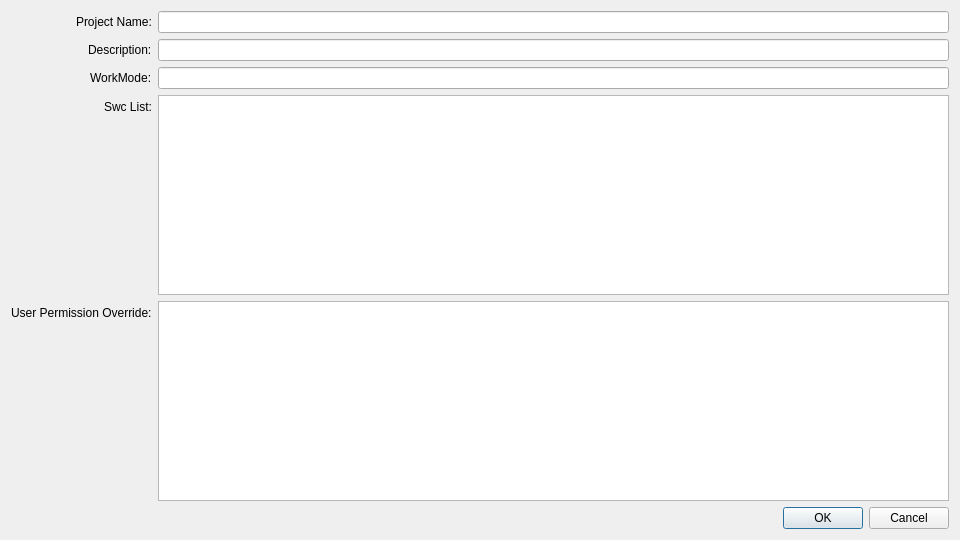
The window that src/ui/viewcreateproject.ui (kiraYuukiAsuna/SwcDbmsQtClient) describes before a commit, drawn with Qt 5.
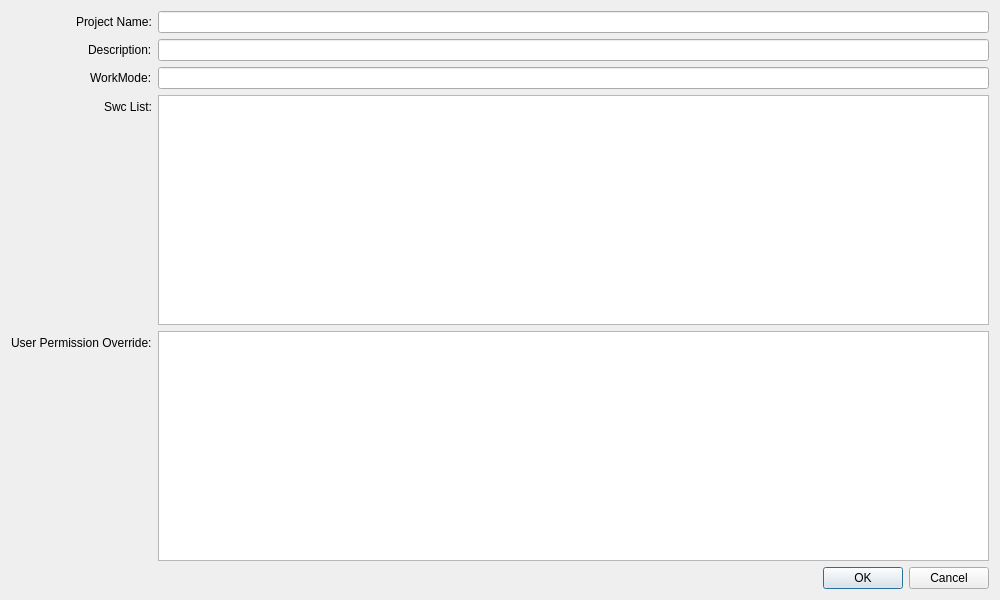
The same window after the commit.

Patch:
```diff
--- a/src/ui/viewcreateproject.ui
+++ b/src/ui/viewcreateproject.ui
@@ -6,8 +6,8 @@
    <rect>
     <x>0</x>
     <y>0</y>
-    <width>960</width>
-    <height>540</height>
+    <width>1000</width>
+    <height>600</height>
    </rect>
   </property>
   <property name="windowTitle">
```
